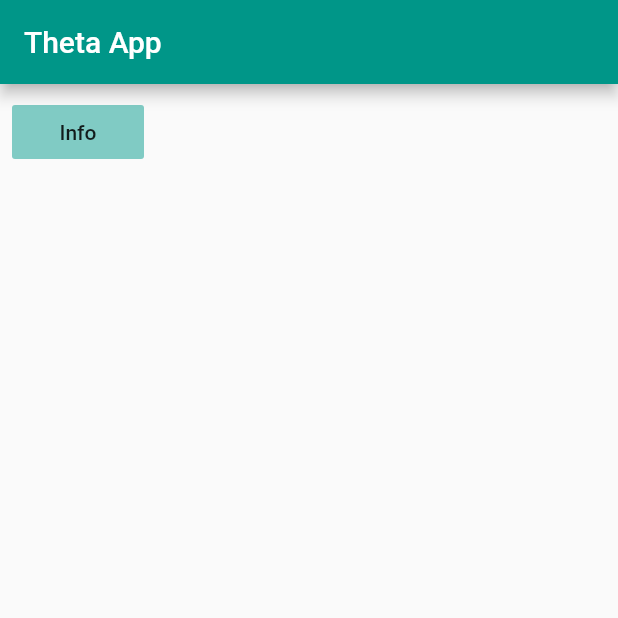
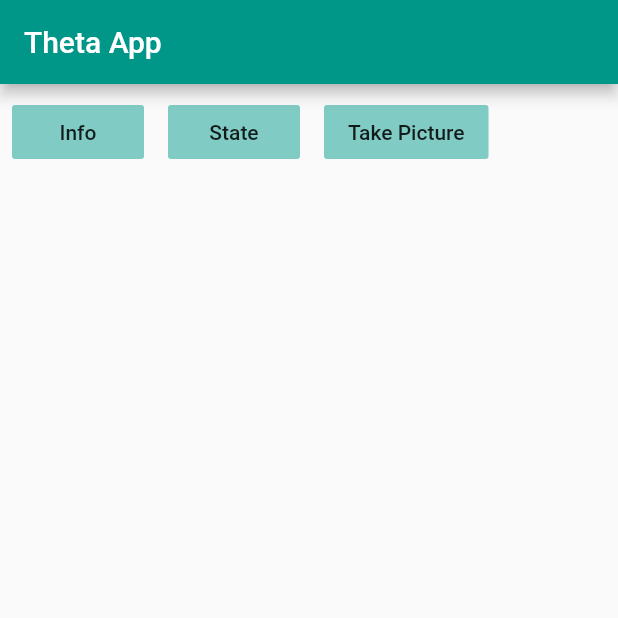
Before and after one commit to caitlynbakery/theta_controls, a Flutter app: the screen it shows after launch, after a tap on "Info", on a phone screen of 412 x 824 dp, the top half of it. Run offline on Flutter 3.47's test engine with Material 2 defaults, Android fonts, the phone set to English and light mode, and no system bars; network calls fail.

Commit message:
added takePicture button

```diff
--- /dev/null
+++ b/lib/buttons/info_button.dart
@@ -0,0 +1,31 @@
+import 'package:flutter/material.dart';
+import 'package:http/http.dart' as http;
+import '../format_json.dart';
+import 'package:provider/provider.dart';
+import '../main.dart';
+
+class InfoButton extends StatelessWidget {
+  const InfoButton({
+    Key key,
+  }) : super(key: key);
+
+  @override
+  Widget build(BuildContext context) {
+    return Padding(
+      padding: const EdgeInsets.all(8.0),
+      child: FlatButton(
+        onPressed: () async {
+          var response =
+              await http.get('http://192.168.1.1/osc/info');
+          var responseBody = formatJson(response.body.toString());
+
+          context
+              .read<MainResponseWindow>()
+              .updateResponseWindow(responseBody);
+        },
+        child: Text("Info"),
+        color: Colors.teal[200],
+      ),
+    );
+  }
+}
--- /dev/null
+++ b/lib/buttons/state_button.dart
@@ -0,0 +1,32 @@
+import 'package:flutter/material.dart';
+import 'package:http/http.dart' as http;
+import '../format_json.dart';
+import 'package:provider/provider.dart';
+import '../main.dart';
+
+class StateButton extends StatelessWidget {
+  const StateButton({
+    Key key,
+  }) : super(key: key);
+
+  @override
+  Widget build(BuildContext context) {
+    return Padding(
+      padding: const EdgeInsets.all(8.0),
+      child: FlatButton(
+        onPressed: () async {
+          var response = await http.post('http://192.168.1.1/osc/state');
+          var responseBody = formatJson(response.body.toString());
+
+          context
+            .read<MainResponseWindow>()
+            .updateResponseWindow(responseBody);
+
+          print(responseBody);
+        },
+        child: Text('State'),
+        color: Colors.teal[200],
+      ),
+    );
+  }
+}
--- a/lib/main.dart
+++ b/lib/main.dart
@@ -1,7 +1,10 @@
-import 'dart:convert';
 import 'package:flutter/material.dart';
 import 'package:provider/provider.dart';
 import 'package:http/http.dart' as http;
+import './format_json.dart';
+import 'buttons/info_button.dart';
+import 'buttons/state_button.dart';
+import 'dart:convert';
 
 void main() {
   runApp(MultiProvider(providers: [
@@ -38,19 +41,22 @@ class MyApp extends StatelessWidget {
           children: [
             Row(
               children: [
+                InfoButton(),
+                StateButton(),
                 Padding(
       padding: const EdgeInsets.all(8.0),
       child: FlatButton(
         onPressed: () async {
+          var body = json.encode({'name': 'camera.takePicture'});
           var response =
-                          await http.get('http://192.168.1.1/osc/info');
-                      var responseBody = response.body.toString();
+              await http.post('http://192.168.1.1/osc/commands/execute', body: body);
+          var responseBody = formatJson(response.body.toString());
 
           context
               .read<MainResponseWindow>()
               .updateResponseWindow(responseBody);
         },
-                    child: Text("Info"),
+        child: Text("Take Picture"),
         color: Colors.teal[200],
       ),
     )
```
Also changed, not shown: lib/format_json.dart (added, +10 -0 lines). Lines whose indentation alone changed are shown as unchanged.
